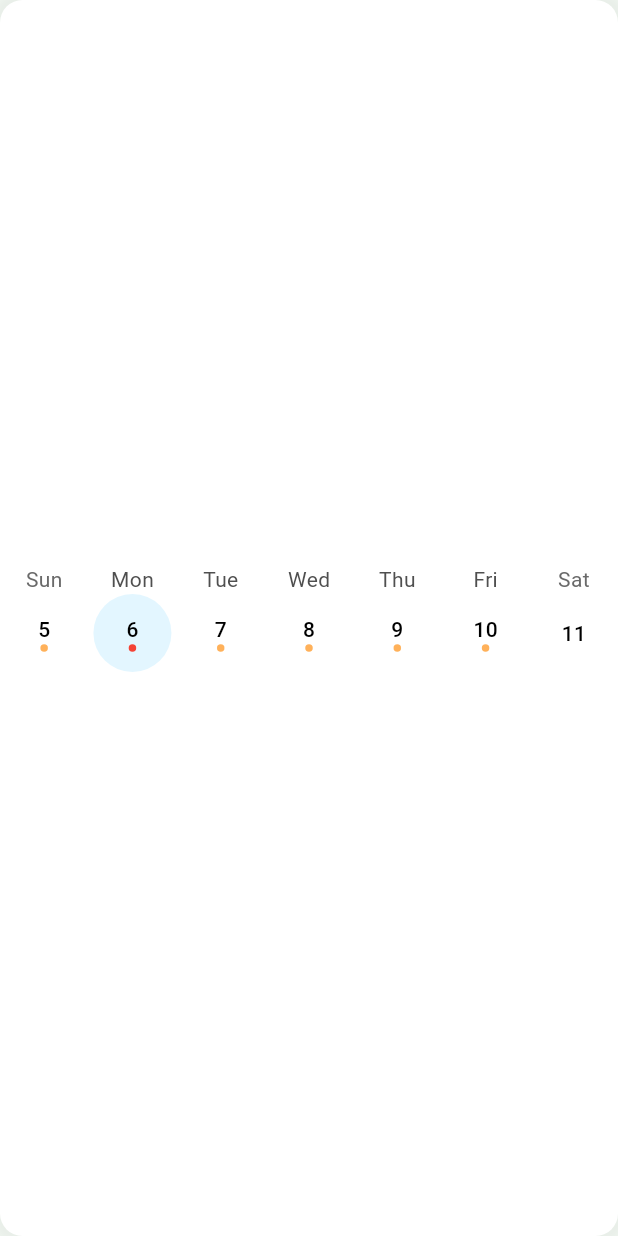
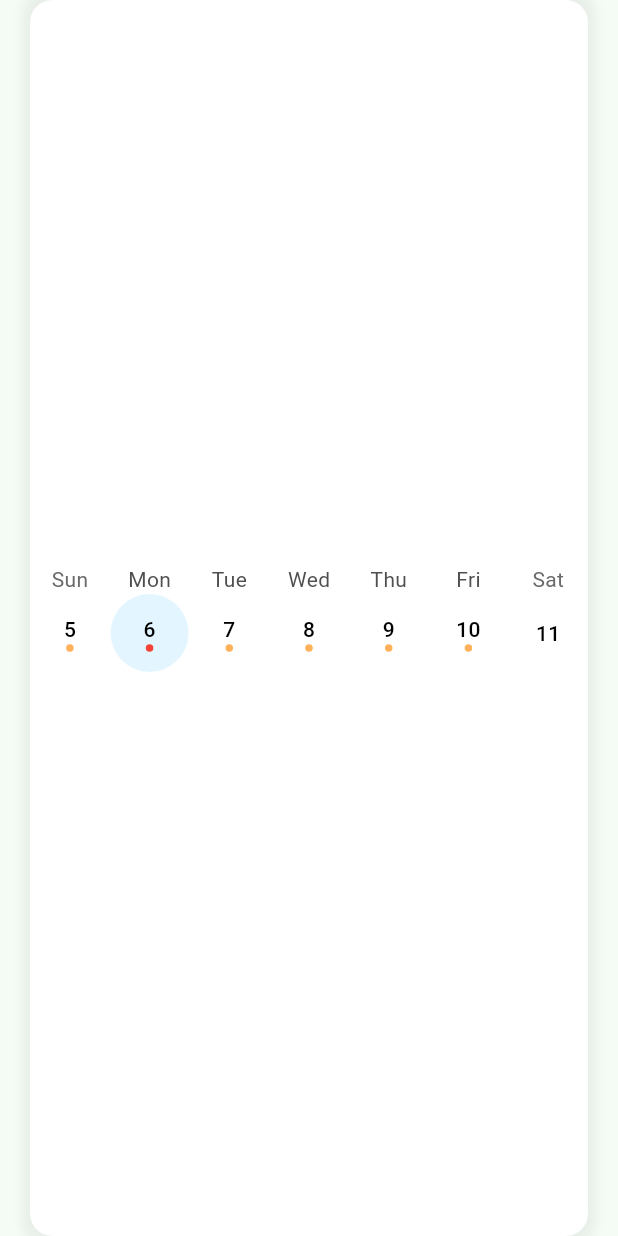
Before and after one commit to UnidboxIT/UnidboxApp, a Flutter app: the WeekCalendarViewWidget widget shown alone on an empty page, opened directly, on a phone screen of 412 x 824 dp. Run offline on Flutter 3.47's test engine with Material 3 defaults, Android fonts, the light colour scheme and no system bars; drawn by our look-alikes of table_calendar; our stand-ins replace cached_network_image, dropdown_button2, focus_detector_v2, get, get_storage, image_picker and 3 more; missing offline and left inert: syncfusion_flutter_barcodes; accounts and stored records are empty.

Commit message:
calendar

```diff
--- a/lib/controllers/calendar_controllers/calendar_controller.dart
+++ b/lib/controllers/calendar_controllers/calendar_controller.dart
@@ -2,6 +2,7 @@ import 'package:get/get.dart';
 
 class CalendarController extends GetxController {
   bool isMonthlyVisible = true;
+  bool isShowAllFullScreenSize = true;
   List<String> handymanTimeFree = [
     "09:00 AM",
     "10:00 AM",
@@ -18,4 +19,9 @@ class CalendarController extends GetxController {
     isMonthlyVisible = !isMonthlyVisible;
     update();
   }
+
+  toggleShowFullScreenSize() {
+    isShowAllFullScreenSize = !isShowAllFullScreenSize;
+    update();
+  }
 }
--- a/lib/views/screens/calendar_screens/widgets/calendar_handyman_assign.dart
+++ b/lib/views/screens/calendar_screens/widgets/calendar_handyman_assign.dart
@@ -1,6 +1,4 @@
-import 'package:flutter/cupertino.dart';
 import 'package:flutter/material.dart';
-import 'package:flutter/widgets.dart';
 import 'package:get/get.dart';
 import 'package:intl/intl.dart';
 import 'package:responsive_sizer/responsive_sizer.dart';
--- a/lib/views/screens/calendar_screens/widgets/monthly_calendar_view_widget.dart
+++ b/lib/views/screens/calendar_screens/widgets/monthly_calendar_view_widget.dart
@@ -35,8 +35,9 @@ class _MonthlyCalendarViewWidgetState extends State<MonthlyCalendarViewWidget> {
                 ),
               ]),
           child: TableCalendar(
-            firstDay: DateTime.utc(2010, 10, 16),
-            lastDay: DateTime.utc(2030, 3, 14),
+            // firstDay: DateTime.utc(2010, 10, 16),
+            firstDay: DateTime.utc(2023),
+            lastDay: DateTime.now().add(const Duration(days: 365)),
             focusedDay: focusedDay,
             calendarFormat: CalendarFormat.month,
             headerVisible: true,
--- a/lib/views/screens/calendar_screens/widgets/week_calendar_view_widget.dart
+++ b/lib/views/screens/calendar_screens/widgets/week_calendar_view_widget.dart
@@ -16,7 +16,9 @@ class _WeekCalendarViewWidgetState extends State<WeekCalendarViewWidget> {
 
   @override
   Widget build(BuildContext context) {
-    return Container(
+    return Padding(
+      padding: const EdgeInsets.only(left: 20, right: 20),
+      child: Container(
         padding: const EdgeInsets.symmetric(horizontal: 0, vertical: 20),
         alignment: Alignment.center,
         decoration: BoxDecoration(
@@ -112,6 +114,7 @@ class _WeekCalendarViewWidgetState extends State<WeekCalendarViewWidget> {
             },
           ),
         ),
+      ),
     );
   }
 }
```
Lines whose indentation alone changed are shown as unchanged.
